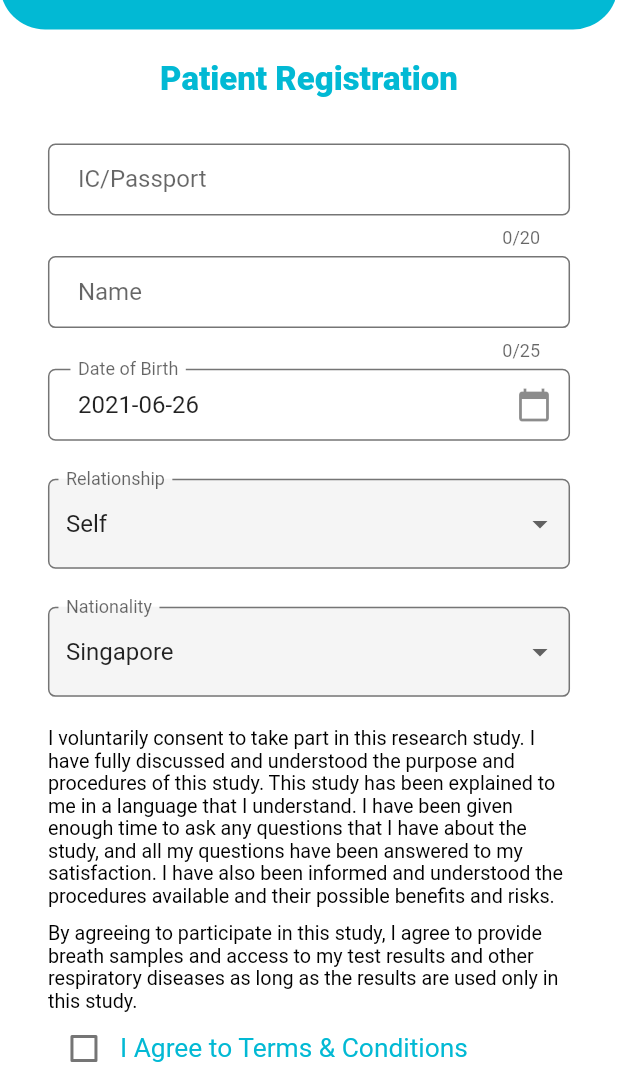
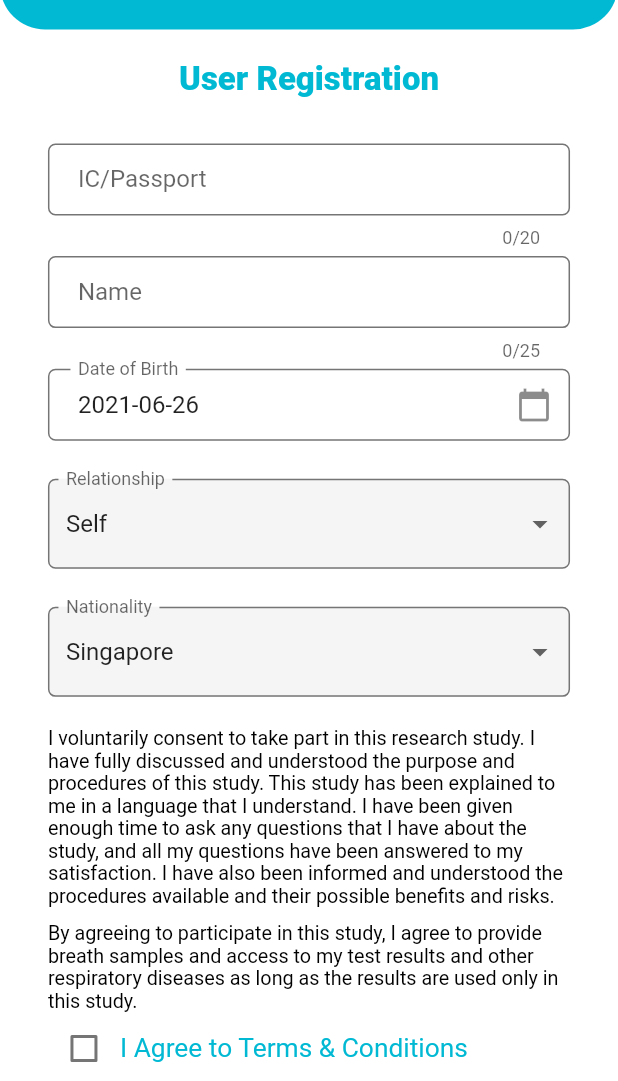
Before and after one commit to yuviSomavamshi/traciex-flutter, a Flutter app: the RegisterPatient screen opened by its route, on a phone screen of 412 x 824 dp, the part 155-1236 px from its top. Run offline on Flutter 3.47's test engine with Material 2 defaults, Android fonts, the phone set to English and light mode, and no system bars; drawn by our look-alikes of dropdown_formfield; our stand-ins replace dio, flutter_spinkit, flutter_svg, image_cropper, image_picker, local_auth and 3 more; missing offline and left inert: circular_countdown, encrypt, flutter_socket_io, poller, qr_code_scanner, time_formatter; accounts and stored records are empty; Roboto replaces fonts that are missing (Poppins).

Commit message:
Replace patient with user

```diff
--- a/lib/screens/home/patient/screens/add_patient.dart
+++ b/lib/screens/home/patient/screens/add_patient.dart
@@ -27,7 +27,7 @@ class RegisterPatient extends StatelessWidget {
                       child: Column(
                     children: [
                       SizedBox(height: 20),
-                      Text("Patient Registration",
+                      Text("User Registration",
                           style: TextStyle(
                               fontSize: getProportionateScreenWidth(20),
                               color: kPrimaryColor,
@@ -127,8 +127,7 @@ class _PatientRegFormState extends State<PatientRegForm> {
                           confirmation: confirmation,
                           created: DateTime.now().toString()));
                   if (status == "Registered") {
-                    Toast.show(
-                        "Successfully Registered Patient details.", context,
+                    Toast.show("Successfully Registered User details.", context,
                         duration: kToastDuration, gravity: Toast.BOTTOM);
                     Navigator.push(
                         context,
--- a/lib/screens/home/staff/register/patient_qr_scanner.dart
+++ b/lib/screens/home/staff/register/patient_qr_scanner.dart
@@ -23,8 +23,8 @@ class ScanPatientQRCode extends StatelessWidget {
             ),
           ),
           centerTitle: true,
-          title: Text("Scan Patient QR Code",
-              style: TextStyle(color: Colors.white)),
+          title:
+              Text("Scan User QR Code", style: TextStyle(color: Colors.white)),
         ),
         body: ScanPatientQRCodeForm());
   }
--- a/lib/screens/home/staff/register/summary_page.dart
+++ b/lib/screens/home/staff/register/summary_page.dart
@@ -31,7 +31,7 @@ class ScanSummaryScreen extends StatelessWidget {
                   sliver: SliverToBoxAdapter(
                       child: Column(children: [
                     SizedBox(height: 20),
-                    Text("Patient Summary",
+                    Text("Summary",
                         style: TextStyle(
                             fontSize: getProportionateScreenWidth(20),
                             color: kPrimaryColor,
```
